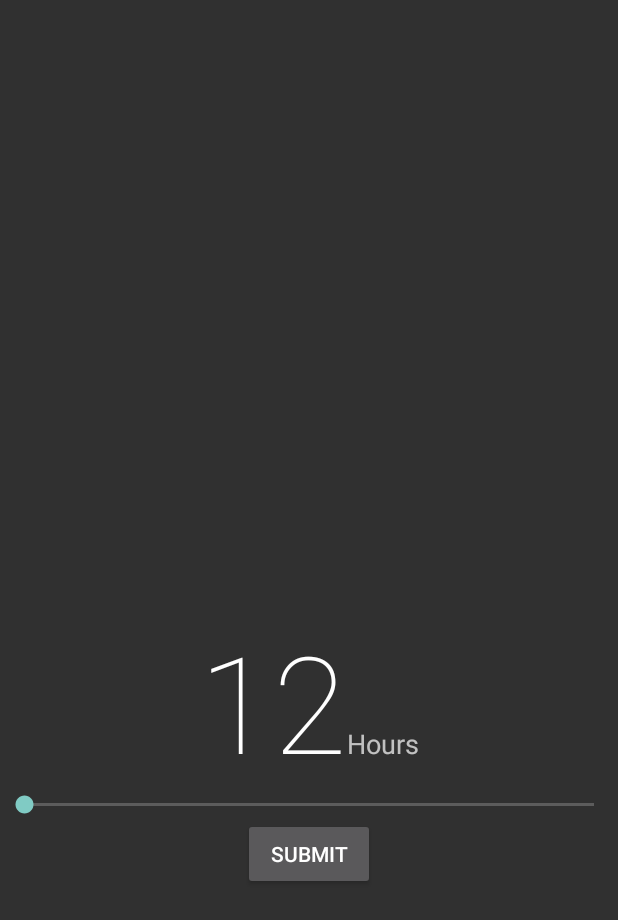
After one commit to JoeHart/Aris, an Android app: the layout fragment_hours_answer.xml on its own in the app's theme, with its tools: preview values and no code run, on a phone screen of 412 x 824 dp. The commit adds this screen. Shown: the top 920 px of the screen. Run offline under Robolectric (Android 15) with nearby library versions, the phone set to English and light mode, and no system bars.

Commit message:
Finished Hours Fragment

```diff
--- a/app/build.gradle
+++ b/app/build.gradle
@@ -21,5 +21,6 @@ android {
 dependencies {
     compile 'com.android.support:gridlayout-v7:19.1.0'
     compile 'com.android.support:appcompat-v7:19.+'
+    compile 'com.android.support:support-v4:19.+'
     compile fileTree(dir: 'libs', include: ['*.jar'])
 }
--- a/app/src/main/java/com/hart/aris/app/MessageManager.java
+++ b/app/src/main/java/com/hart/aris/app/MessageManager.java
@@ -17,7 +17,7 @@ public class MessageManager {
 
     public String[] getMessage(){
         if(messageQueue.size()>0){
-            return messageQueue.getFirst();
+            return messageQueue.poll();
         } else {
             return null;
         }
--- /dev/null
+++ b/app/src/main/res/layout/fragment_hours_answer.xml
@@ -0,0 +1,66 @@
+<FrameLayout xmlns:android="http://schemas.android.com/apk/res/android"
+    xmlns:tools="http://schemas.android.com/tools"
+    android:layout_width="match_parent"
+    android:layout_height="match_parent"
+    tools:context="com.hart.aris.app.HoursAnswer">
+
+
+
+    <LinearLayout
+        android:orientation="vertical"
+        android:layout_width="fill_parent"
+        android:layout_height="fill_parent">
+
+        <LinearLayout
+            android:orientation="horizontal"
+            android:layout_width="fill_parent"
+            android:layout_height="fill_parent"
+            android:layout_gravity="top"
+            android:layout_weight="1">
+
+            <TextView
+                android:layout_width="wrap_content"
+                android:layout_height="wrap_content"
+                android:textAppearance="?android:attr/textAppearanceLarge"
+                android:fontFamily="sans-serif-thin"
+                android:textSize="90dp"
+                android:text="12"
+                android:id="@+id/hoursTextView"
+                android:layout_gravity="center|bottom"
+                android:layout_weight="2"
+                android:gravity="right" />
+
+            <TextView
+                android:layout_width="wrap_content"
+                android:layout_height="wrap_content"
+                android:textAppearance="?android:attr/textAppearanceMedium"
+                android:text="Hours"
+                android:id="@+id/textView2"
+                android:layout_gravity="center_vertical|bottom"
+                android:layout_weight="2" />
+
+        </LinearLayout>
+
+        <SeekBar
+            android:layout_width="fill_parent"
+            android:layout_height="wrap_content"
+            android:id="@+id/hoursSeekBar"
+            android:layout_gravity="center_horizontal"
+            android:layout_weight="0"
+            android:max="24" />
+
+        <Button
+            android:layout_width="wrap_content"
+            android:layout_height="wrap_content"
+            android:text="Submit"
+            android:id="@+id/button"
+            android:layout_gravity="center_horizontal" />
+
+        <Space
+            android:layout_width="fill_parent"
+            android:layout_height="fill_parent"
+            android:layout_weight="2" />
+
+    </LinearLayout>
+
+</FrameLayout>
--- a/app/src/main/res/values/strings.xml
+++ b/app/src/main/res/values/strings.xml
@@ -3,5 +3,6 @@
 
     <string name="app_name">Aris</string>
     <string name="hello_world">Hello world!</string>
+    <string name="hello_blank_fragment">Hello blank fragment</string>
 
 </resources>
```
Also changed, not shown: app/src/main/java/com/hart/aris/app/Answer.java (added, +18 -0 lines), app/src/main/java/com/hart/aris/app/AnswerType.java (added, +8 -0 lines), app/src/main/java/com/hart/aris/app/Intervention.java (added, +13 -0 lines), app/src/main/java/com/hart/aris/app/MainActivity.java (+29 -7 lines), app/src/main/res/layout/activity_main.xml (+2 -30 lines).
